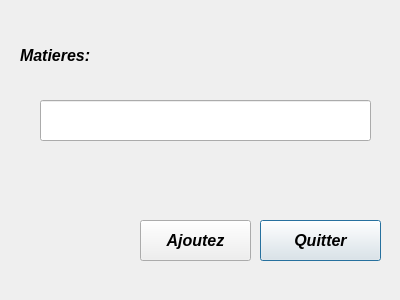
This is Projet_qcm (1)/matiere.ui in Martialmonjoh/QcmQt as Qt 5 draws it before an edit. The edited form follows.
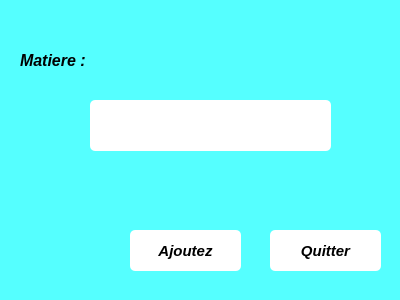
This is the edited form.

The edit to the form file:
```diff
--- a/Projet_qcm (1)/matiere.ui
+++ b/Projet_qcm (1)/matiere.ui
@@ -13,30 +13,63 @@
   <property name="windowTitle">
    <string>Dialog</string>
   </property>
-  <widget class="QLineEdit" name="lineEdit_q">
+  <property name="styleSheet">
+   <string notr="true">background:rgb(85, 255, 255);
+border-radius:5px;
+</string>
+  </property>
+  <widget class="QPushButton" name="pushButton">
    <property name="geometry">
     <rect>
-     <x>40</x>
+     <x>130</x>
+     <y>230</y>
+     <width>111</width>
+     <height>41</height>
+    </rect>
+   </property>
+   <property name="font">
+    <font>
+     <family>Arial</family>
+     <pointsize>11</pointsize>
+     <italic>true</italic>
+     <bold>true</bold>
+    </font>
+   </property>
+   <property name="styleSheet">
+    <string notr="true">background: white; border:1 px solid;border-radius:5px</string>
+   </property>
+   <property name="text">
+    <string>Ajoutez</string>
+   </property>
+  </widget>
+  <widget class="QLineEdit" name="EditMatiere">
+   <property name="geometry">
+    <rect>
+     <x>90</x>
      <y>100</y>
-     <width>331</width>
-     <height>41</height>
+     <width>241</width>
+     <height>51</height>
     </rect>
    </property>
    <property name="font">
     <font>
      <family>Arial</family>
+     <pointsize>11</pointsize>
      <italic>true</italic>
      <bold>true</bold>
     </font>
    </property>
+   <property name="styleSheet">
+    <string notr="true">background: white; border:1 px solid</string>
+   </property>
   </widget>
   <widget class="QLabel" name="label">
    <property name="geometry">
     <rect>
      <x>20</x>
      <y>30</y>
-     <width>301</width>
-     <height>51</height>
+     <width>161</width>
+     <height>61</height>
     </rect>
    </property>
    <property name="font">
@@ -48,51 +81,33 @@
     </font>
    </property>
    <property name="text">
-    <string>Matieres:</string>
+    <string>Matiere :</string>
    </property>
   </widget>
   <widget class="QPushButton" name="pushButton_exit">
    <property name="geometry">
     <rect>
-     <x>260</x>
-     <y>220</y>
-     <width>121</width>
+     <x>270</x>
+     <y>230</y>
+     <width>111</width>
      <height>41</height>
     </rect>
    </property>
    <property name="font">
     <font>
      <family>Arial</family>
-     <pointsize>12</pointsize>
+     <pointsize>11</pointsize>
      <italic>true</italic>
      <bold>true</bold>
     </font>
    </property>
+   <property name="styleSheet">
+    <string notr="true">background: white; border:1 px solid;border-radius:5px</string>
+   </property>
    <property name="text">
     <string>Quitter</string>
    </property>
   </widget>
-  <widget class="QPushButton" name="matiere_add">
-   <property name="geometry">
-    <rect>
-     <x>140</x>
-     <y>220</y>
-     <width>111</width>
-     <height>41</height>
-    </rect>
-   </property>
-   <property name="font">
-    <font>
-     <family>Arial</family>
-     <pointsize>12</pointsize>
-     <italic>true</italic>
-     <bold>true</bold>
-    </font>
-   </property>
-   <property name="text">
-    <string>Ajoutez</string>
-   </property>
-  </widget>
  </widget>
  <resources/>
  <connections/>
```
Left out of the diff: 2 changed lines with no effect on the pictures.
